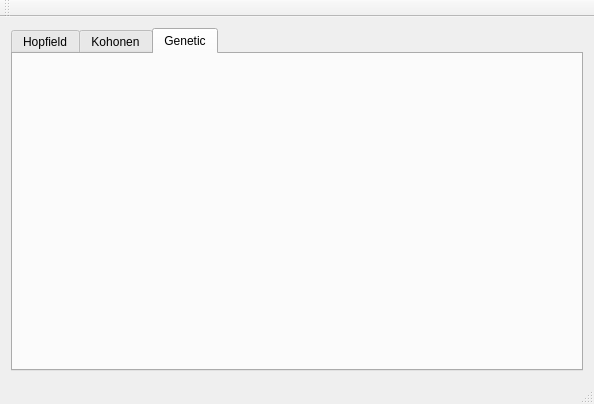
Above: src/mainwindow.ui from balsini/NeuroLab before the change. Below: the same form after it.
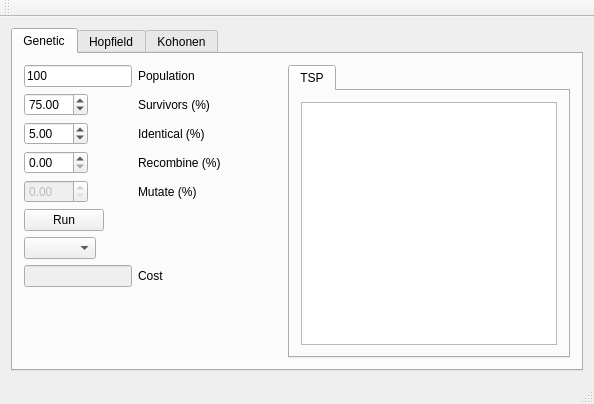
That is the form after the change. The open tabs and pages were chosen to show the change.

Diff of the .ui file:
```diff
--- a/src/mainwindow.ui
+++ b/src/mainwindow.ui
@@ -20,6 +20,142 @@
       <property name="currentIndex">
        <number>0</number>
       </property>
+      <widget class="QWidget" name="tab">
+       <attribute name="title">
+        <string>Genetic</string>
+       </attribute>
+       <layout class="QHBoxLayout" name="horizontalLayout_2">
+        <item>
+         <layout class="QFormLayout" name="formLayout">
+          <property name="sizeConstraint">
+           <enum>QLayout::SetMinimumSize</enum>
+          </property>
+          <item row="0" column="0">
+           <widget class="QLineEdit" name="lineEdit">
+            <property name="text">
+             <string>100</string>
+            </property>
+           </widget>
+          </item>
+          <item row="0" column="1">
+           <widget class="QLabel" name="label">
+            <property name="text">
+             <string>Population</string>
+            </property>
+           </widget>
+          </item>
+          <item row="1" column="0">
+           <widget class="QDoubleSpinBox" name="doubleSpinBox">
+            <property name="maximum">
+             <double>100.000000000000000</double>
+            </property>
+            <property name="value">
+             <double>75.000000000000000</double>
+            </property>
+           </widget>
+          </item>
+          <item row="1" column="1">
+           <widget class="QLabel" name="label_5">
+            <property name="text">
+             <string>Survivors (%)</string>
+            </property>
+           </widget>
+          </item>
+          <item row="2" column="0">
+           <widget class="QDoubleSpinBox" name="doubleSpinBox_2">
+            <property name="maximum">
+             <double>100.000000000000000</double>
+            </property>
+            <property name="value">
+             <double>5.000000000000000</double>
+            </property>
+           </widget>
+          </item>
+          <item row="2" column="1">
+           <widget class="QLabel" name="label_2">
+            <property name="text">
+             <string>Identical (%)</string>
+            </property>
+           </widget>
+          </item>
+          <item row="3" column="0">
+           <widget class="QDoubleSpinBox" name="doubleSpinBox_3">
+            <property name="maximum">
+             <double>100.000000000000000</double>
+            </property>
+           </widget>
+          </item>
+          <item row="3" column="1">
+           <widget class="QLabel" name="label_3">
+            <property name="text">
+             <string>Recombine (%)</string>
+            </property>
+           </widget>
+          </item>
+          <item row="4" column="0">
+           <widget class="QDoubleSpinBox" name="doubleSpinBox_4">
+            <property name="enabled">
+             <bool>false</bool>
+            </property>
+            <property name="maximum">
+             <double>100.000000000000000</double>
+            </property>
+           </widget>
+          </item>
+          <item row="4" column="1">
+           <widget class="QLabel" name="label_4">
+            <property name="text">
+             <string>Mutate (%)</string>
+            </property>
+           </widget>
+          </item>
+          <item row="6" column="0">
+           <widget class="QPushButton" name="pushButton">
+            <property name="text">
+             <string>Run</string>
+            </property>
+           </widget>
+          </item>
+          <item row="7" column="0">
+           <widget class="QComboBox" name="comboBox"/>
+          </item>
+          <item row="8" column="1">
+           <widget class="QLabel" name="label_6">
+            <property name="text">
+             <string>Cost</string>
+            </property>
+           </widget>
+          </item>
+          <item row="8" column="0">
+           <widget class="QLineEdit" name="lineEdit_2">
+            <property name="enabled">
+             <bool>false</bool>
+            </property>
+            <property name="text">
+             <string/>
+            </property>
+           </widget>
+          </item>
+         </layout>
+        </item>
+        <item>
+         <widget class="QTabWidget" name="tabWidget_2">
+          <widget class="QWidget" name="tab_3">
+           <attribute name="title">
+            <string>TSP</string>
+           </attribute>
+           <layout class="QGridLayout" name="gridLayout_2">
+            <item row="0" column="0">
+             <widget class="QGraphicsView" name="TSPView"/>
+            </item>
+           </layout>
+           <zorder>formLayoutWidget</zorder>
+           <zorder>TSPView</zorder>
+          </widget>
+         </widget>
+        </item>
+       </layout>
+      </widget>
       <widget class="QWidget" name="hopfield_tab">
        <attribute name="title">
         <string>Hopfield</string>
@@ -69,11 +205,6 @@
         <string>Kohonen</string>
        </attribute>
       </widget>
-      <widget class="QWidget" name="tab">
-       <attribute name="title">
-        <string>Genetic</string>
-       </attribute>
-      </widget>
      </widget>
     </item>
    </layout>
@@ -84,7 +215,7 @@
      <x>0</x>
      <y>0</y>
      <width>594</width>
-     <height>18</height>
+     <height>20</height>
     </rect>
    </property>
   </widget>
```
